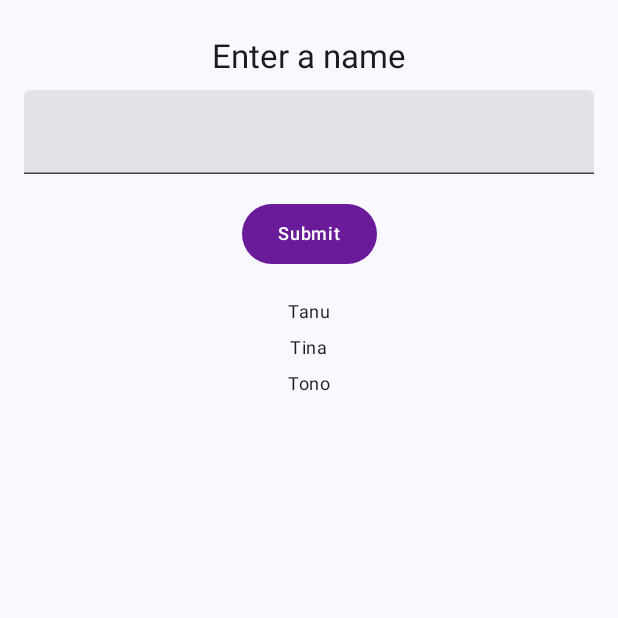
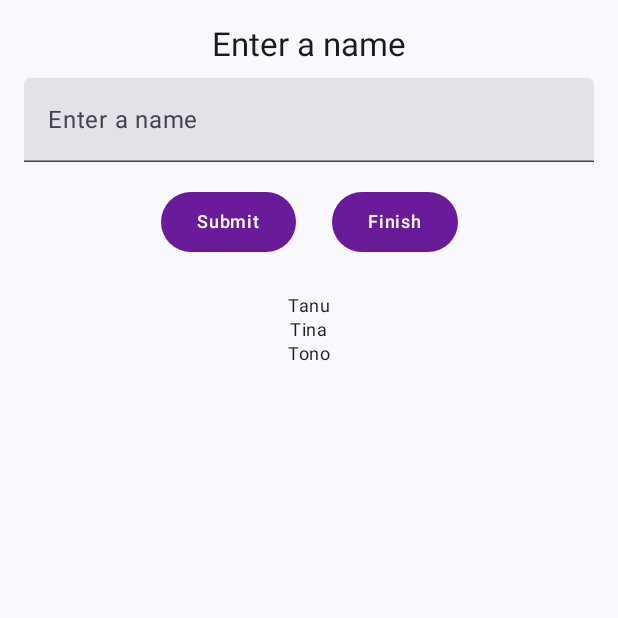
Before and after one commit to graciellanath/LAB_WEEK_09, an Android app built with Jetpack Compose: the screen it shows after launch (MainActivity), on a phone screen of 412 x 824 dp, the top half of it. Run offline under Robolectric (Android 15) with nearby library versions, the phone set to English and light mode, and no system bars.

```diff
--- a/app/build.gradle.kts
+++ b/app/build.gradle.kts
@@ -40,14 +40,16 @@ android {
 }
 
 dependencies {
-
+    implementation("com.squareup.moshi:moshi:1.15.1")
+    implementation("com.squareup.moshi:moshi-kotlin:1.15.1")
+    implementation("androidx.navigation:navigation-compose:2.7.4")
+    implementation("androidx.compose.material3:material3:1.1.2")
     implementation(libs.androidx.core.ktx)
     implementation(libs.androidx.lifecycle.runtime.ktx)
     implementation(libs.androidx.activity.compose)
     implementation(platform(libs.androidx.compose.bom))
     implementation(libs.androidx.ui)
     implementation(libs.androidx.ui.graphics)
-    implementation("androidx.compose.material3:material3:1.1.2")
     implementation(libs.androidx.ui.tooling.preview)
     implementation(libs.androidx.material3)
     testImplementation(libs.junit)
--- a/app/src/main/AndroidManifest.xml
+++ b/app/src/main/AndroidManifest.xml
@@ -12,6 +12,11 @@
         android:supportsRtl="true"
         android:theme="@style/Theme.LAB_WEEK_09">
         <activity
+            android:name=".App"
+            android:exported="false"
+            android:label="@string/title_activity_app"
+            android:theme="@style/Theme.LAB_WEEK_09" />
+        <activity
             android:name=".MainActivity"
             android:exported="true"
             android:label="@string/app_name"
--- /dev/null
+++ b/app/src/main/java/com/example/lab_week_09/App.kt
@@ -0,0 +1,27 @@
+package com.example.lab_week_09
+
+import androidx.compose.runtime.Composable
+import androidx.navigation.NavHostController
+import androidx.navigation.compose.NavHost
+import androidx.navigation.compose.composable
+
+@Composable
+fun App(navController: NavHostController) {
+    NavHost(navController = navController, startDestination = "home") {
+        composable("home") {
+            Home { listData ->
+                val encoded = java.net.URLEncoder.encode(listData, "utf-8")
+                navController.navigate("resultContent/$encoded")
+            }
+        }
+        composable("resultContent/{listData}") { backStackEntry ->
+            val raw = backStackEntry.arguments?.getString("listData") ?: ""
+            val decoded = try {
+                java.net.URLDecoder.decode(raw, "utf-8")
+            } catch (e: Exception) {
+                raw
+            }
+            ResultContent(decoded)
+        }
+    }
+}
--- a/app/src/main/java/com/example/lab_week_09/MainActivity.kt
+++ b/app/src/main/java/com/example/lab_week_09/MainActivity.kt
@@ -9,19 +9,19 @@ import androidx.compose.foundation.lazy.items
 import androidx.compose.foundation.text.KeyboardOptions
 import androidx.compose.material3.*
 import androidx.compose.runtime.*
+import androidx.compose.runtime.snapshots.SnapshotStateList
 import androidx.compose.ui.Alignment
 import androidx.compose.ui.Modifier
-import androidx.compose.ui.graphics.Color
 import androidx.compose.ui.res.stringResource
 import androidx.compose.ui.text.input.KeyboardType
 import androidx.compose.ui.tooling.preview.Preview
 import androidx.compose.ui.unit.dp
+import androidx.navigation.compose.rememberNavController
 import com.example.lab_week_09.ui.theme.LAB_WEEK_09Theme
 import com.example.lab_week_09.ui.theme.OnBackgroundItemText
 import com.example.lab_week_09.ui.theme.OnBackgroundTitleText
 import com.example.lab_week_09.ui.theme.PrimaryTextButton
 
-// Simple data class for Student
 data class Student(val name: String)
 
 class MainActivity : ComponentActivity() {
@@ -29,16 +29,15 @@ class MainActivity : ComponentActivity() {
         super.onCreate(savedInstanceState)
         setContent {
             LAB_WEEK_09Theme {
-                Scaffold(
-                    modifier = Modifier.fillMaxSize()
-                ) { innerPadding ->
+                val navController = rememberNavController()
+                Scaffold(modifier = Modifier.fillMaxSize()) { innerPadding ->
                     Surface(
                         modifier = Modifier
                             .fillMaxSize()
                             .padding(innerPadding),
                         color = MaterialTheme.colorScheme.background
                     ) {
-                        Home()
+                        App(navController = navController)
                     }
                 }
             }
@@ -47,7 +46,7 @@ class MainActivity : ComponentActivity() {
 }
 
 @Composable
-fun Home() {
+fun Home(navigateFromHomeToResult: (String) -> Unit) {
     val listData = remember {
         mutableStateListOf(
             Student("Tanu"),
@@ -56,7 +55,6 @@ fun Home() {
         )
     }
 
-    // Input state
     var inputField by remember { mutableStateOf("") }
 
     HomeContent(
@@ -68,16 +66,20 @@ fun Home() {
                 listData.add(Student(inputField))
                 inputField = ""
             }
+        },
+        navigateFromHomeToResult = {
+            navigateFromHomeToResult(listData.toList().toString())
         }
     )
 }
 
 @Composable
 fun HomeContent(
-    listData: List<Student>,
+    listData: SnapshotStateList<Student>,
     inputField: String,
     onInputValueChange: (String) -> Unit,
-    onButtonClick: () -> Unit
+    onButtonClick: () -> Unit,
+    navigateFromHomeToResult: () -> Unit
 ) {
     LazyColumn(
         modifier = Modifier
@@ -86,45 +88,42 @@ fun HomeContent(
         horizontalAlignment = Alignment.CenterHorizontally
     ) {
         item {
-            Column(
-                modifier = Modifier
-                    .fillMaxWidth()
-                    .padding(vertical = 8.dp),
-                horizontalAlignment = Alignment.CenterHorizontally
-            ) {
-                OnBackgroundTitleText(
-                    text = stringResource(id = R.string.enter_item)
-                )
-
+            OnBackgroundTitleText(text = stringResource(id = R.string.enter_item))
             Spacer(modifier = Modifier.height(8.dp))
-
             TextField(
                 value = inputField,
-                    onValueChange = { onInputValueChange(it) },
-                    keyboardOptions = KeyboardOptions(
-                        keyboardType = KeyboardType.Text
-                    ),
-                    modifier = Modifier.fillMaxWidth()
+                onValueChange = onInputValueChange,
+                keyboardOptions = KeyboardOptions(keyboardType = KeyboardType.Text),
+                modifier = Modifier.fillMaxWidth(),
+                label = { Text("Enter a name") }
             )
-
             Spacer(modifier = Modifier.height(8.dp))
-
-                PrimaryTextButton(
-                    text = stringResource(id = R.string.button_click),
-                    onClick = onButtonClick
-                )
+            Row(horizontalArrangement = Arrangement.spacedBy(8.dp)) {
+                PrimaryTextButton(text = stringResource(id = R.string.button_click)) {
+                    onButtonClick()
+                }
+                PrimaryTextButton(text = stringResource(id = R.string.button_navigate)) {
+                    navigateFromHomeToResult()
+                }
+            }
+            Spacer(modifier = Modifier.height(16.dp))
+        }
+        items(listData) { item ->
+            OnBackgroundItemText(text = item.name)
+        }
     }
 }
 
-        items(listData) { item ->
-            Column(
+@Composable
+fun ResultContent(listData: String) {
+    LazyColumn(
         modifier = Modifier
-                    .fillMaxWidth()
-                    .padding(vertical = 4.dp),
+            .fillMaxSize()
+            .padding(16.dp),
         horizontalAlignment = Alignment.CenterHorizontally
     ) {
-                OnBackgroundItemText(text = item.name)
-            }
+        item {
+            Text(text = listData)
         }
     }
 }
@@ -133,6 +132,6 @@ fun HomeContent(
 @Composable
 fun PreviewHome() {
     LAB_WEEK_09Theme {
-        Home()
+        Home { }
     }
 }
--- a/app/src/main/res/values/strings.xml
+++ b/app/src/main/res/values/strings.xml
@@ -3,4 +3,5 @@
     <string name="enter_item">Enter a name</string>
     <string name="button_click">Submit</string>
     <string name="button_navigate">Finish</string>
+    <string name="title_activity_app">App</string>
 </resources>
```
Lines whose indentation alone changed are shown as unchanged.
